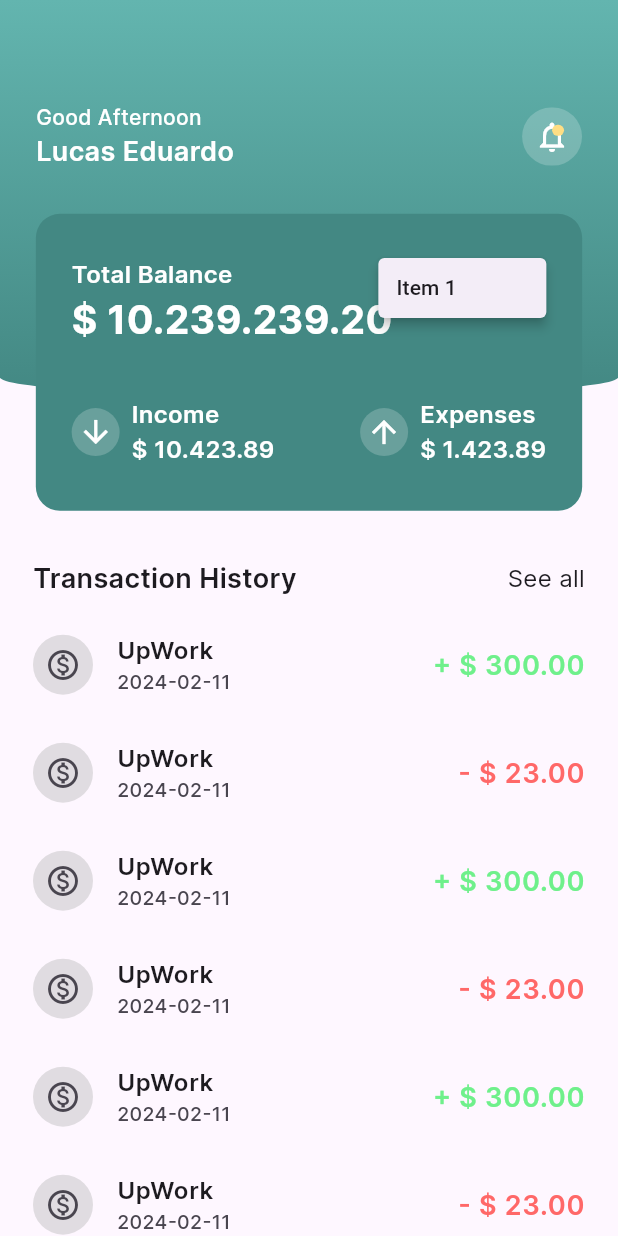
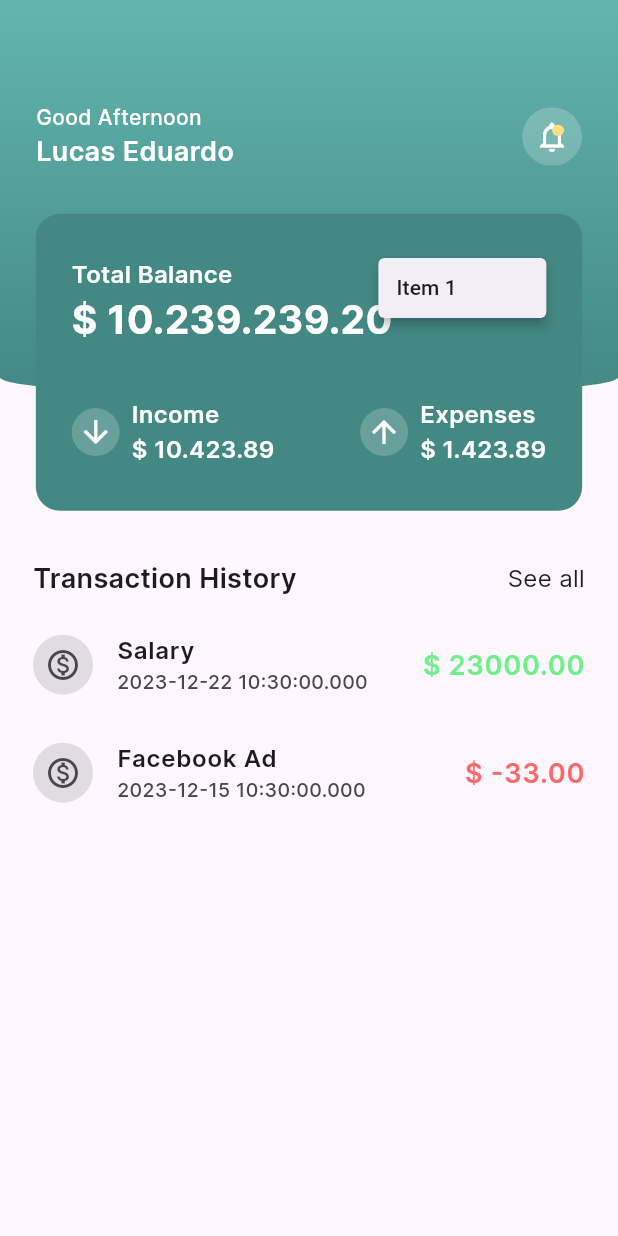
Before and after one commit to lucaseduardocrp/finance_app_flutter, a Flutter app: the HomePage screen opened directly, after a tap on the "keyboard control" icon, on a phone screen of 412 x 824 dp. Run offline on Flutter 3.47's test engine with Material 3 defaults, Android fonts, the phone set to English and light mode, and no system bars; our stand-ins replace firebase_auth, firebase_core, flutter_secure_storage, get_it; accounts and stored records are empty.

Commit message:
feat: create home_state, home_controller, transaction_repository and implements

```diff
--- /dev/null
+++ b/lib/common/models/transaction_model.dart
@@ -0,0 +1,11 @@
+class TransactionModel {
+  final String title;
+  final double value;
+  final int date;
+
+  TransactionModel({
+    required this.title,
+    required this.value,
+    required this.date,
+  });
+}
--- /dev/null
+++ b/lib/features/home/home_controller.dart
@@ -0,0 +1,34 @@
+import 'package:finance_app/common/models/transaction_model.dart';
+import 'package:finance_app/features/home/home_state.dart';
+import 'package:finance_app/repositories/transaction_repository.dart';
+import 'package:flutter/material.dart';
+
+class HomeController extends ChangeNotifier {
+  final TransacationRepository _transacationRepository;
+
+  HomeController(this._transacationRepository);
+
+  HomeState _state = HomeInitialState();
+
+  HomeState get state => _state;
+
+  List<TransactionModel> _transactions = [];
+  List<TransactionModel> get transactions => _transactions;
+
+  void _changeState(HomeState newState){
+    _state = newState;
+    notifyListeners();
+  }
+
+  Future<void> getAllTransactions() async {
+    _changeState(HomeLoadingState());
+
+    try {
+      _transactions = await _transacationRepository.getAllTransaction();
+      _changeState(HomeSuccessState());
+
+    } catch (e) {
+      _changeState(HomeErrorState(e.toString()));
+    }
+  }
+}
--- a/lib/features/home/home_page.dart
+++ b/lib/features/home/home_page.dart
@@ -3,6 +3,10 @@ import 'dart:developer';
 import 'package:finance_app/common/constants/app_colors.dart';
 import 'package:finance_app/common/constants/app_text_styles.dart';
 import 'package:finance_app/common/extensions/sizes.dart';
+import 'package:finance_app/common/widgets/custom_circular_progress.dart';
+import 'package:finance_app/features/home/home_controller.dart';
+import 'package:finance_app/features/home/home_state.dart';
+import 'package:finance_app/locator.dart';
 import 'package:flutter/material.dart';
 
 class HomePage extends StatefulWidget {
@@ -14,6 +18,14 @@ class HomePage extends StatefulWidget {
 
 class _HomePageState extends State<HomePage>{
   double get iconSize => MediaQuery.of(context).size.width < 360 ? 16.0 : 24.0;
+
+  final controller = locator.get<HomeController>();
+
+  @override
+  void initState(){
+    super.initState();
+    controller.getAllTransactions();
+  }
 
   @override
   Widget build(BuildContext context){
@@ -251,13 +263,34 @@ class _HomePageState extends State<HomePage>{
                   ),
                 ),
                 Expanded(
-                  child: ListView.builder(
+                  child: AnimatedBuilder(
+                    animation: controller,
+                    builder: (context, child) {
+                      if(controller.state is HomeLoadingState){
+                        return const CustomCircularProgress();
+                      }
+
+                      if(controller.state is HomeErrorState){
+                        return const Center(
+                          child: Text('An error has occurred'),
+                        );
+                      }
+
+                      if(controller.transactions.isEmpty){
+                        return const Center(
+                          child: Text('There is not transactions at this time'),
+                        );
+                      }
+
+                      return ListView.builder(
                         physics: const BouncingScrollPhysics(),
                         padding: EdgeInsets.zero,
-                    itemCount: 8,
+                        itemCount: controller.transactions.length,
                         itemBuilder: (context, index) {
-                      final color = index % 2 == 0 ? AppColors.income : AppColors.expense;
-                      final value = index % 2 == 0 ? "+ \$ 300.00" : "- \$ 23.00";
+                          final item = controller.transactions[index];
+
+                          final color = item.value.isNegative ? AppColors.expense : AppColors.income;
+                          final value = '\$ ${item.value.toStringAsFixed(2)}';
 
                           return ListTile(
                             contentPadding: const EdgeInsets.symmetric(
@@ -273,12 +306,12 @@ class _HomePageState extends State<HomePage>{
                                 Icons.monetization_on_outlined
                               ),
                             ),
-                        title: const Text(
-                          'UpWork',
+                            title: Text(
+                              item.title,
                               style: AppTextStyles.baseText,
                             ),
-                        subtitle: const Text(
-                          '2024-02-11',
+                            subtitle: Text(
+                              DateTime.fromMillisecondsSinceEpoch(item.date).toString(),
                               style: AppTextStyles.smallText13,
                             ),
                             trailing: Text(
@@ -289,6 +322,8 @@ class _HomePageState extends State<HomePage>{
                             ),
                           );
                         }
+                      );
+                    },
                   ),
                 ),
               ],
--- /dev/null
+++ b/lib/features/home/home_state.dart
@@ -0,0 +1,13 @@
+abstract class HomeState {}
+
+class HomeInitialState extends HomeState {}
+
+class HomeLoadingState extends HomeState {}
+
+class HomeSuccessState extends HomeState {}
+
+class HomeErrorState extends HomeState {
+  final String message;
+
+  HomeErrorState(this.message);
+}
--- a/lib/locator.dart
+++ b/lib/locator.dart
@@ -1,6 +1,8 @@
+import 'package:finance_app/features/home/home_controller.dart';
 import 'package:finance_app/features/sign_in/sign_in_controller.dart';
 import 'package:finance_app/features/sign_up/sign_up_controller.dart';
 import 'package:finance_app/features/splash/splash_controller.dart';
+import 'package:finance_app/repositories/transaction_repository.dart';
 import 'package:finance_app/services/auth_service.dart';
 import 'package:finance_app/services/firebase_auth_service.dart';
 import 'package:finance_app/services/secure_storage.dart';
@@ -15,4 +17,8 @@ void setupDependencies() {
 
   locator.registerFactory<SignInController>(() => SignInController(locator.get<AuthService>()));
   locator.registerFactory<SignUpController>(() => SignUpController(locator.get<AuthService>()));
+
+  locator.registerFactory<TransacationRepository>(() => TransactionRepositoryImpl());
+
+  locator.registerLazySingleton<HomeController>(() => HomeController(TransactionRepositoryImpl()));
 }
--- /dev/null
+++ b/lib/repositories/transaction_repository.dart
@@ -0,0 +1,32 @@
+import 'package:finance_app/common/models/transaction_model.dart';
+
+abstract class TransacationRepository {
+  Future<void> addTransaction();
+  Future<List<TransactionModel>> getAllTransaction();
+}
+
+class TransactionRepositoryImpl implements TransacationRepository {
+  @override
+  Future<void> addTransaction() {
+    // TODO: implement addTransaction
+    throw UnimplementedError();
+  }
+
+  @override
+  Future<List<TransactionModel>> getAllTransaction() async {
+    await Future.delayed(const Duration(seconds: 2));
+    return [
+      TransactionModel(
+        title: 'Salary',
+        value: 23000.00,
+        date: DateTime.now().millisecondsSinceEpoch
+      ),
+      TransactionModel(
+        title: 'Facebook Ad',
+        value: -33.00,
+        date: DateTime.now().subtract(const Duration(days: 7)).millisecondsSinceEpoch
+      )
+    ];
+  }
+
+}
```
Lines whose indentation alone changed are shown as unchanged.
